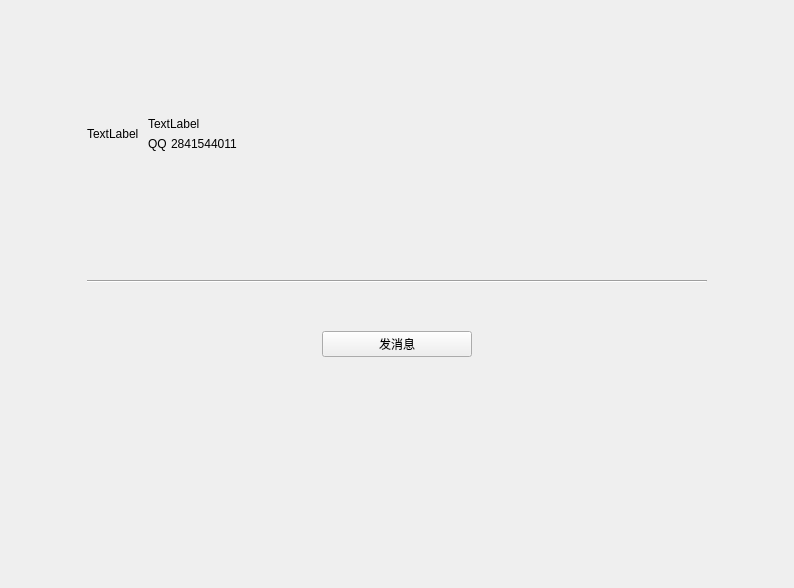
This is QQ-Client/Client-UI/MainWidget/ContactProfilePage/GroupProfilePage.ui in rtomway/Qt-QQ as Qt 5 draws it before an edit. The edited form follows.
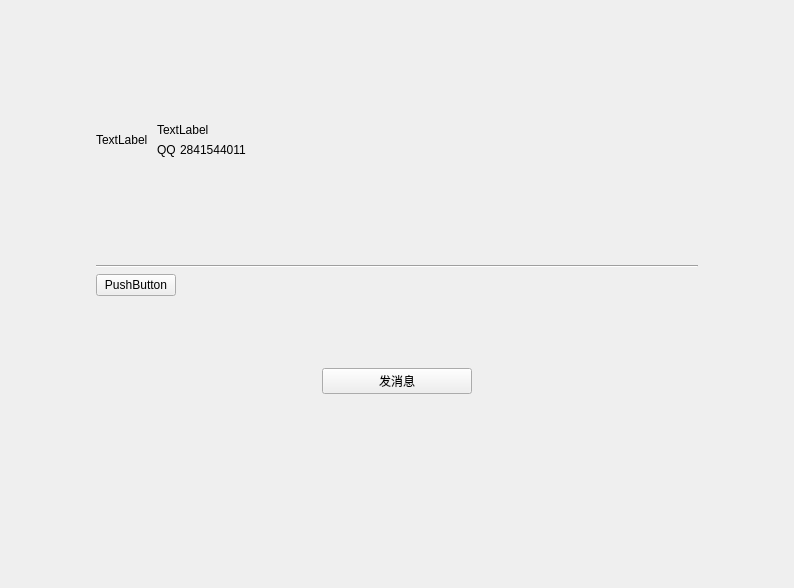
This is the edited form.

Diff of the .ui file:
```diff
--- a/QQ-Client/Client-UI/MainWidget/ContactProfilePage/GroupProfilePage.ui
+++ b/QQ-Client/Client-UI/MainWidget/ContactProfilePage/GroupProfilePage.ui
@@ -26,22 +26,7 @@
    </item>
    <item>
     <widget class="QWidget" name="widget_3" native="true">
-     <layout class="QVBoxLayout" name="verticalLayout_2" stretch="10,1,1,5,7">
-      <property name="spacing">
-       <number>0</number>
-      </property>
-      <property name="leftMargin">
-       <number>0</number>
-      </property>
-      <property name="topMargin">
-       <number>0</number>
-      </property>
-      <property name="rightMargin">
-       <number>0</number>
-      </property>
-      <property name="bottomMargin">
-       <number>0</number>
-      </property>
+     <layout class="QVBoxLayout" name="verticalLayout_2">
       <item>
        <widget class="QWidget" name="widget_6" native="true">
         <layout class="QHBoxLayout" name="horizontalLayout_2">
@@ -222,19 +207,6 @@
         </layout>
        </widget>
       </item>
-      <item>
-       <spacer name="verticalSpacer">
-        <property name="orientation">
-         <enum>Qt::Vertical</enum>
-        </property>
-        <property name="sizeHint" stdset="0">
-         <size>
-          <width>20</width>
-          <height>21</height>
-         </size>
-        </property>
-       </spacer>
-      </item>
       <item>
        <widget class="Line" name="line_5">
         <property name="orientation">
@@ -242,6 +214,57 @@
         </property>
        </widget>
       </item>
+      <item>
+       <widget class="QWidget" name="widget_7" native="true">
+        <layout class="QHBoxLayout" name="horizontalLayout_3">
+         <property name="spacing">
+          <number>0</number>
+         </property>
+         <property name="leftMargin">
+          <number>0</number>
+         </property>
+         <property name="topMargin">
+          <number>0</number>
+         </property>
+         <property name="rightMargin">
+          <number>0</number>
+         </property>
+         <property name="bottomMargin">
+          <number>0</number>
+         </property>
+         <item>
+          <widget class="QPushButton" name="GroupMemberBtn">
+           <property name="text">
+            <string>PushButton</string>
+           </property>
+          </widget>
+         </item>
+         <item>
+          <spacer name="horizontalSpacer">
+           <property name="orientation">
+            <enum>Qt::Horizontal</enum>
+           </property>
+           <property name="sizeHint" stdset="0">
+            <size>
+             <width>528</width>
+             <height>20</height>
+            </size>
+           </property>
+          </spacer>
+         </item>
+        </layout>
+       </widget>
+      </item>
+      <item>
+       <widget class="QWidget" name="memberAvatarWidget" native="true">
+        <property name="minimumSize">
+         <size>
+          <width>0</width>
+          <height>60</height>
+         </size>
+        </property>
+       </widget>
+      </item>
       <item>
        <widget class="QWidget" name="widget_10" native="true">
         <layout class="QHBoxLayout" name="horizontalLayout_5">
```
